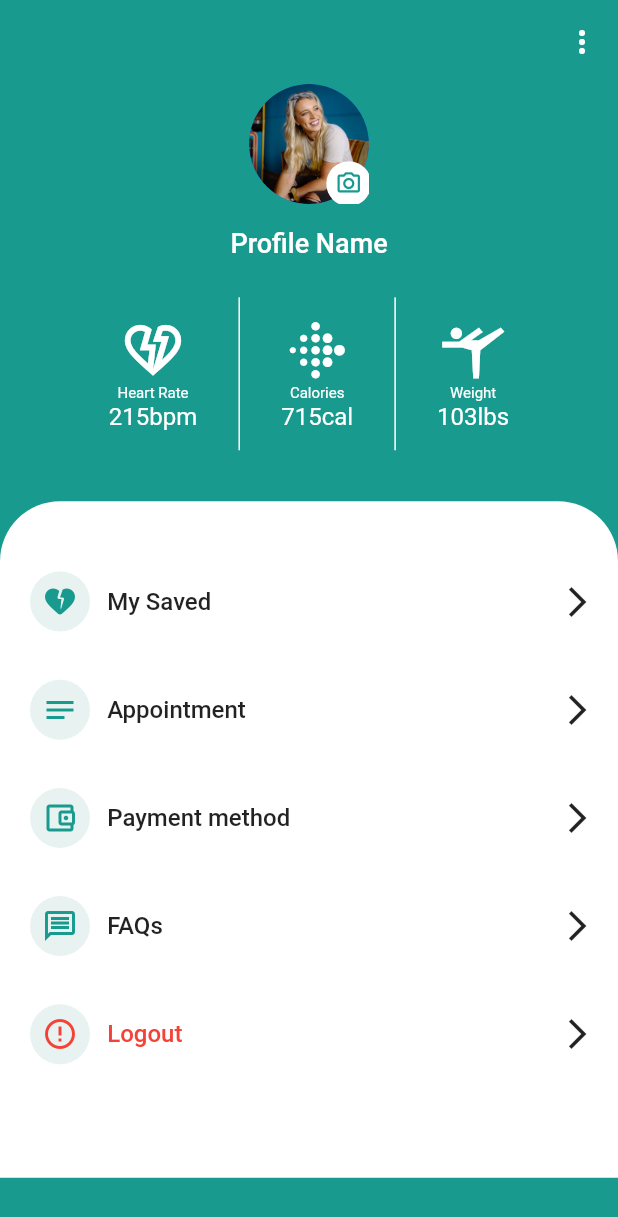
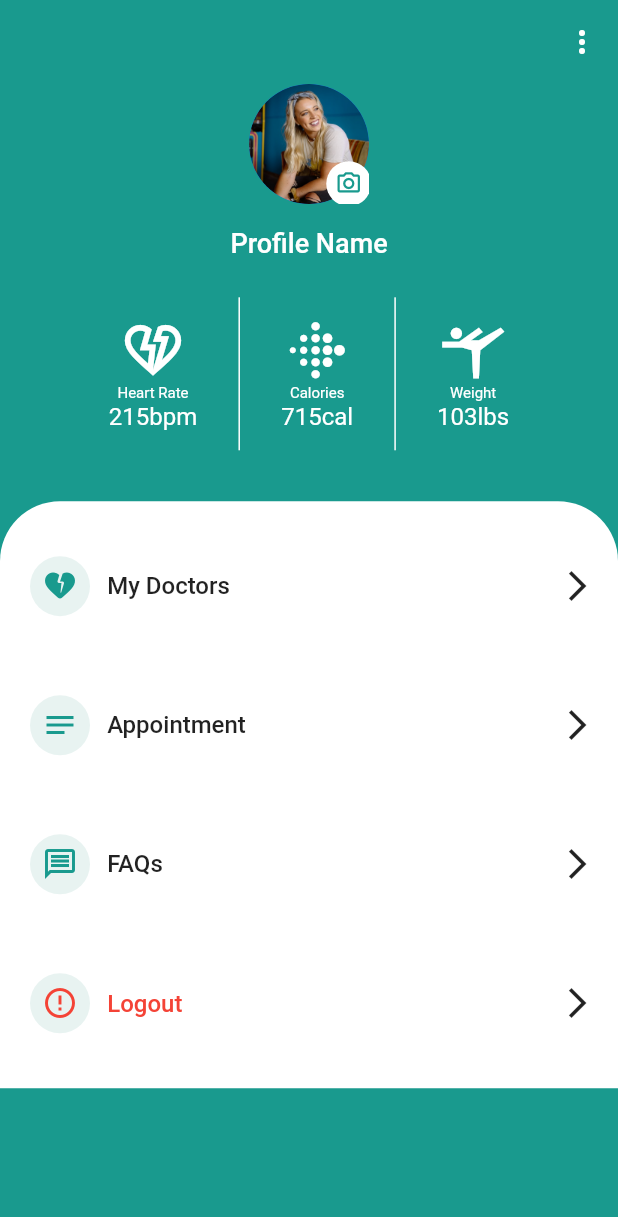
Before and after one commit to Priyanshu-Singhz/jono_hospital, a Flutter app: the ProfilePage screen opened by its route, on a phone screen of 412 x 824 dp. Shown: the top 1217 px of the screen. Run offline on Flutter 3.47's test engine with Material 2 defaults, Android fonts, the light colour scheme and no system bars; our stand-ins replace cloud_firestore, equatable, firebase_auth, firebase_core, flutter_bloc, flutter_screenutil and 5 more; accounts and stored records are empty.

Commit message:
[added] navigaton and minor changes

```diff
--- a/lib/data/blocs/geolocation/geolocation_bloc.dart
+++ b/lib/data/blocs/geolocation/geolocation_bloc.dart
@@ -1,20 +1,35 @@
 import 'package:flutter_bloc/flutter_bloc.dart';
 import 'package:equatable/equatable.dart';
 import 'package:geolocator/geolocator.dart';
+import 'package:google_maps_flutter/google_maps_flutter.dart';
 import 'package:jono_hospital/data/repositories/geolocation/geolocation_repository.dart';
+import 'package:jono_hospital/data/services/remote/firebase_auth_service.dart';
+import 'package:jono_hospital/data/services/remote/firestore_service.dart';
 
 part 'geolocation_event.dart';
 part 'geolocation_state.dart';
 
 class GeolocationBloc extends Bloc<GeolocationEvent, GeolocationState> {
   final GeolocationRepository _geolocationRepository;
-  GeolocationBloc({required GeolocationRepository geolocationRepository})
+  final FireStoreService _fireStoreService;
+  final FirebaseAuthService _authService;
+
+  GeolocationBloc(
+      {required GeolocationRepository geolocationRepository,
+      required FireStoreService fireStoreService,
+      required FirebaseAuthService authService})
       : _geolocationRepository = geolocationRepository,
+        _fireStoreService = fireStoreService,
+        _authService = authService,
         super(GeolocationLoadingState()) {
     on<GeolocationEvent>((event, emit) async {
       if (event is LoadGeolocationEvent) {
         final position = await _geolocationRepository.getCurrentLocation();
-        add(UpdateGeolocationEvent(position: position!));
+        final LatLng latlng = LatLng(position!.latitude, position.longitude);
+        _fireStoreService.updateHospitalLocaltion(
+            latlng, _authService.user!.uid);
+
+        add(UpdateGeolocationEvent(position: position));
       } else if (event is UpdateGeolocationEvent) {
         emit(GeolocationLoadedState(position: event.position));
       }
--- a/lib/data/services/remote/firebase_auth_service.dart
+++ b/lib/data/services/remote/firebase_auth_service.dart
@@ -1 +1,7 @@
-class FirebaseAuthService {}
+import 'package:firebase_auth/firebase_auth.dart';
+
+class FirebaseAuthService {
+  final FirebaseAuth _auth = FirebaseAuth.instance;
+
+  User? get user => _auth.currentUser;
+}
--- a/lib/data/services/remote/firestore_service.dart
+++ b/lib/data/services/remote/firestore_service.dart
@@ -1,4 +1,5 @@
 import 'package:cloud_firestore/cloud_firestore.dart';
+import 'package:google_maps_flutter/google_maps_flutter.dart';
 import 'package:jono_hospital/data/models/profile_model.dart';
 import 'package:jono_hospital/modules/doctors/models/doctor_profile.dart';
 
@@ -13,6 +14,13 @@ class FireStoreService {
         .set(
           hospitalProfileModel.toMap(),
         );
+  }
+
+  Future<void> updateHospitalLocaltion(LatLng latLng, String uid) async {
+    await _firebaseFirestore.collection('hospitals').doc(uid).update({
+      'lat': latLng.latitude,
+      'lng': latLng.longitude,
+    });
   }
 
   Future<void> addDoctor(DoctorProfile doctorProfile, String hospitalID) async {
--- a/lib/main.dart
+++ b/lib/main.dart
@@ -11,6 +11,7 @@ import 'package:jono_hospital/data/repositories/auth/auth_repository.dart';
 import 'package:jono_hospital/data/repositories/doctors/doctors_repository.dart';
 import 'package:jono_hospital/data/repositories/places/places_repository.dart';
 import 'package:jono_hospital/data/services/local/shared_service.dart';
+import 'package:jono_hospital/data/services/remote/firebase_auth_service.dart';
 import 'package:jono_hospital/data/services/remote/firestore_service.dart';
 import 'package:jono_hospital/modules/auth/blocs/auth/auth_bloc.dart';
 import 'package:jono_hospital/modules/doctors/blocs/doctors/doctors_cubit.dart';
@@ -64,6 +65,8 @@ class MyApp extends StatelessWidget {
         providers: [
           BlocProvider(
             create: (context) => GeolocationBloc(
+              authService: FirebaseAuthService(),
+              fireStoreService: FireStoreService(),
               geolocationRepository: context.read<GeolocationRepository>(),
             )..add(LoadGeolocationEvent()),
           ),
--- a/lib/modules/bottom_view/views/bottom_view.dart
+++ b/lib/modules/bottom_view/views/bottom_view.dart
@@ -24,11 +24,7 @@ class BottomPage extends StatelessWidget {
                 children: const [
                   HomeScreen(),
                   DoctorsPage(),
-                  Scaffold(
-                    body: Center(
-                      child: Text('Profile'),
-                    ),
-                  ),
+                  ProfilePage(),
                 ],
               );
             }
--- a/lib/modules/profile/profile_page.dart
+++ b/lib/modules/profile/profile_page.dart
@@ -2,6 +2,8 @@ import 'package:flutter/material.dart';
 import 'package:flutter_screenutil/flutter_screenutil.dart';
 
 import 'package:jono_hospital/common/constants/colors.dart';
+import 'package:jono_hospital/data/services/local/shared_service.dart';
+import 'package:jono_hospital/modules/modules.dart';
 
 class ProfilePage extends StatelessWidget {
   static const String routeName = '/profile-page';
@@ -28,11 +30,11 @@ class ProfilePage extends StatelessWidget {
               color: Colors.transparent,
               child: Column(
                 children: [
-                  ProfileImage(),
+                  const ProfileImage(),
                   SizedBox(
                     height: 15.h,
                   ),
-                  Text(
+                  const Text(
                     "Profile Name",
                     style: TextStyle(
                       color: Colors.white,
@@ -43,10 +45,10 @@ class ProfilePage extends StatelessWidget {
                   SizedBox(
                     height: 25.h,
                   ),
-                  HealthData(),
+                  const HealthData(),
                 ],
               )),
-          CustomBottomSheet(),
+          const CustomBottomSheet(),
         ],
       ),
     );
@@ -60,14 +62,14 @@ class ProfileImage extends StatelessWidget {
   Widget build(BuildContext context) {
     return Stack(
       children: [
-        CircleAvatar(
+        const CircleAvatar(
           radius: 40,
           backgroundImage: AssetImage('assets/images/profiledummy.png'),
         ),
         Positioned(
           left: 45.w,
           top: 50.h,
-          child: CircleAvatar(
+          child: const CircleAvatar(
             backgroundColor: Colors.white,
             radius: 15,
             child: Icon(
@@ -88,7 +90,7 @@ class CustomBottomSheet extends StatelessWidget {
   @override
   Widget build(BuildContext context) {
     return Container(
-      height: 438.h,
+      height: 380.h,
       color: Colors.transparent,
       child: Container(
           decoration: const BoxDecoration(
@@ -98,40 +100,36 @@ class CustomBottomSheet extends StatelessWidget {
                 topRight: Radius.circular(40.0),
               )),
           child: Column(
+            mainAxisAlignment: MainAxisAlignment.spaceEvenly,
             children: [
-              SizedBox(
-                height: 30.h,
-              ),
-              optionsRow(
-                  Icon(
+              InkWell(
+                onTap: () =>
+                    Navigator.pushNamed(context, DoctorsPage.routeName),
+                child: optionsRow(
+                    const Icon(
                       Icons.heart_broken_rounded,
                       color: Color(0xff199A8E),
                     ),
-                  "My Saved"),
+                    "My Doctors"),
+              ),
               optionsRow(
-                  Icon(
+                  const Icon(
                     Icons.notes,
                     color: Color(0xff199A8E),
                   ),
                   "Appointment"),
               optionsRow(
-                  Icon(
-                    Icons.account_balance_wallet_outlined,
-                    color: Color(0xff199A8E),
-                  ),
-                  "Payment method"),
-              optionsRow(
-                  Icon(
+                  const Icon(
                     Icons.message_outlined,
                     color: Color(0xff199A8E),
                   ),
                   "FAQs"),
               Container(
                 height: 70.h,
-                padding: EdgeInsets.only(left: 20, right: 15),
+                padding: const EdgeInsets.only(left: 20, right: 15),
                 child: Row(
                   children: [
-                    CircleAvatar(
+                    const CircleAvatar(
                       backgroundColor: Color(0xffE8F3F1),
                       child: Icon(
                         Icons.error_outline,
@@ -141,15 +139,22 @@ class CustomBottomSheet extends StatelessWidget {
                     SizedBox(
                       width: 10.w,
                     ),
-                    Text(
+                    InkWell(
+                      onTap: () {
+                        MySharedService().removeSharedService();
+                        Navigator.pushNamedAndRemoveUntil(
+                            context, LandingPage.routeName, (route) => false);
+                      },
+                      child: const Text(
                         "Logout",
                         style: TextStyle(
                             fontSize: 16,
                             fontWeight: FontWeight.w500,
                             color: Colors.red),
                       ),
-                    Spacer(),
-                    Icon(
+                    ),
+                    const Spacer(),
+                    const Icon(
                       Icons.arrow_forward_ios_sharp,
                     ),
                   ],
@@ -161,28 +166,28 @@ class CustomBottomSheet extends StatelessWidget {
   }
 }
 
-optionsRow(
+Widget optionsRow(
   Icon iconz,
   String text,
 ) {
   return Container(
     height: 70.h,
-    padding: EdgeInsets.only(left: 20, right: 15),
+    padding: const EdgeInsets.only(left: 20, right: 15),
     child: Row(
       children: [
         CircleAvatar(
-          backgroundColor: Color(0xffE8F3F1),
+          backgroundColor: const Color(0xffE8F3F1),
           child: iconz,
         ),
         SizedBox(
           width: 10.w,
         ),
         Text(
-          "$text",
-          style: TextStyle(fontSize: 16, fontWeight: FontWeight.w500),
+          text,
+          style: const TextStyle(fontSize: 16, fontWeight: FontWeight.w500),
         ),
-        Spacer(),
-        Icon(
+        const Spacer(),
+        const Icon(
           Icons.arrow_forward_ios_sharp,
         ),
       ],
@@ -203,7 +208,7 @@ class HealthData extends StatelessWidget {
           crossAxisAlignment: CrossAxisAlignment.center,
           children: [
             details(
-                Icon(
+                const Icon(
                   Icons.heart_broken_outlined,
                   color: Colors.white,
                   size: 45,
@@ -216,7 +221,7 @@ class HealthData extends StatelessWidget {
               thickness: 1,
             ),
             details(
-                Icon(
+                const Icon(
                   Icons.fitbit_rounded,
                   size: 45,
                   color: Colors.white,
@@ -229,7 +234,7 @@ class HealthData extends StatelessWidget {
               thickness: 1,
             ),
             details(
-                Icon(
+                const Icon(
                   Icons.sports_gymnastics,
                   size: 45,
                   color: Colors.white,
@@ -244,7 +249,7 @@ class HealthData extends StatelessWidget {
 
   details(Icon icon, String text, String text2) {
     return Padding(
-      padding: EdgeInsets.all(13),
+      padding: const EdgeInsets.all(13),
       child: Column(
         mainAxisAlignment: MainAxisAlignment.center,
         crossAxisAlignment: CrossAxisAlignment.center,
@@ -252,11 +257,11 @@ class HealthData extends StatelessWidget {
           icon,
           Text(
             text,
-            style: TextStyle(fontSize: 10, color: Colors.white),
+            style: const TextStyle(fontSize: 10, color: Colors.white),
           ),
           Text(
             text2,
-            style: TextStyle(fontSize: 16, color: Colors.white),
+            style: const TextStyle(fontSize: 16, color: Colors.white),
           ),
         ],
       ),
--- a/lib/modules/splash/views/onboarding_page.dart
+++ b/lib/modules/splash/views/onboarding_page.dart
@@ -53,7 +53,10 @@ class _OnboardingPageState extends State<OnboardingPage> {
                       padding: const EdgeInsets.symmetric(horizontal: 27),
                       child: Column(
                         children: [
-                          Image.asset(item.imageUrl!),
+                          Image.asset(
+                            item.imageUrl!,
+                            scale: 4,
+                          ),
                           const SizedBox(
                             height: 40,
                           ),
```
Also changed, not shown: assets/images/doctor1.png, assets/images/doctor2.png, assets/images/doctor3.png. Lines whose indentation alone changed are shown as unchanged.
